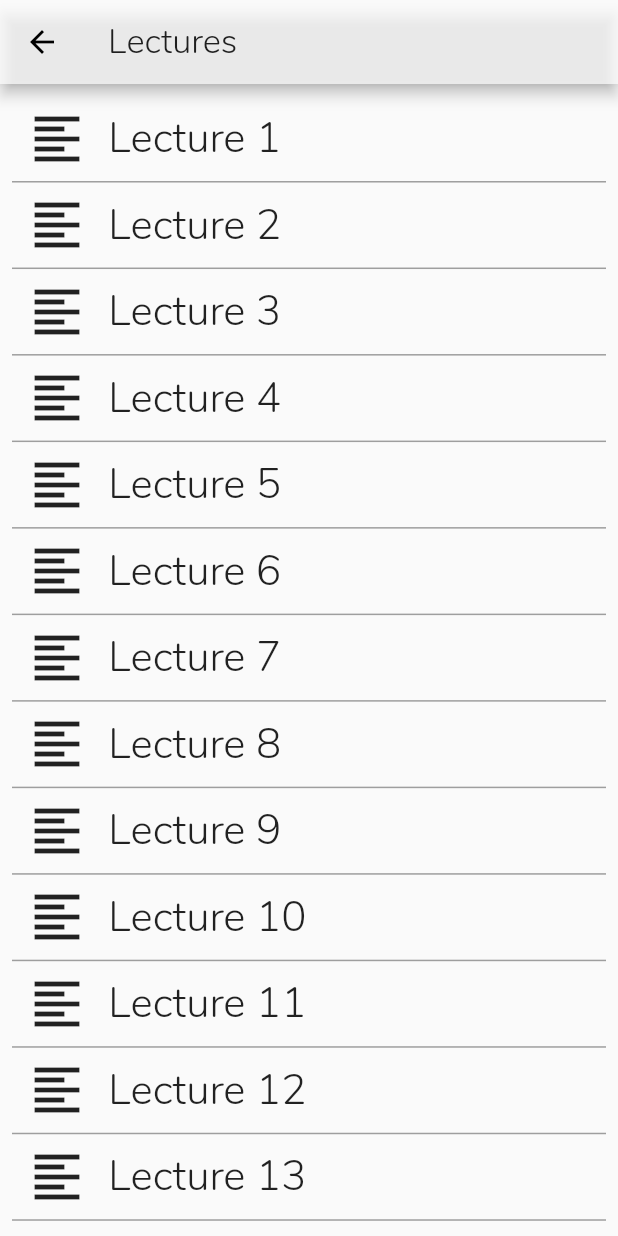
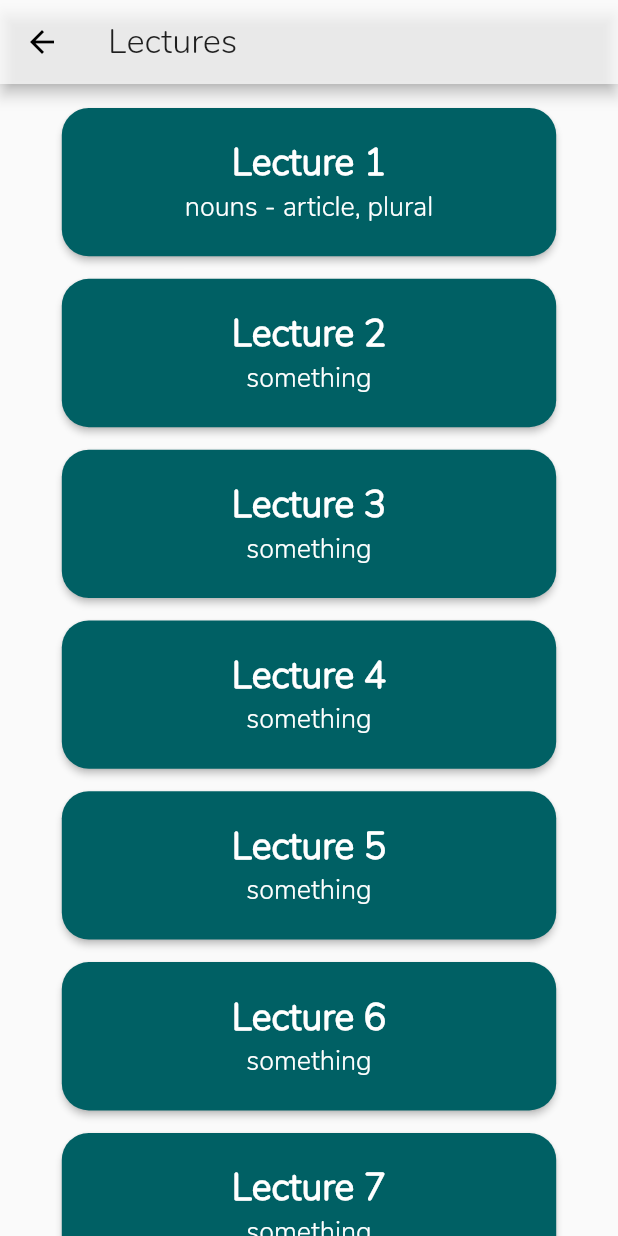
Before and after one commit to yannik-st/German-app, a Flutter app: the LectureMenu screen opened directly, on a phone screen of 412 x 824 dp. Run offline on Flutter 3.47's test engine with Material 2 defaults, Android fonts, the phone set to English and light mode, and no system bars; our stand-ins replace flutter_tts, sqflite; accounts and stored records are empty.

Commit message:
add deck menu

```diff
--- /dev/null
+++ b/german_app/lib/LectureButton.dart
@@ -0,0 +1,58 @@
+import 'dart:ui';
+
+import 'package:flutter/cupertino.dart';
+import 'package:flutter/foundation.dart';
+import 'package:flutter/material.dart';
+
+class LectureButton extends StatelessWidget {
+  final String title;
+  final String text;
+  final GestureTapCallback onPressed;
+
+  LectureButton({@required this.onPressed, @required this.text, this.title});
+
+  @override
+  Widget build(BuildContext context) {
+    return Column(
+      children: [
+        Container(
+          width: 0.8 * MediaQuery.of(context).size.width,
+          height: 0.12 * MediaQuery.of(context).size.height,
+          // decoration: BoxDecoration(
+          //   //borderRadius: BorderRadius.circular(15),
+          //   border: Border(
+          //     bottom: BorderSide(width: 1, color: Colors.grey),
+          //   ),
+          // ),
+          child: RawMaterialButton(
+            fillColor: Colors.cyan[900],
+            splashColor: Colors.white,
+            onPressed: onPressed,
+            shape: RoundedRectangleBorder(
+              borderRadius: BorderRadius.circular(18.0),
+            ),
+            child: Column(
+                crossAxisAlignment: CrossAxisAlignment.center,
+                mainAxisAlignment: MainAxisAlignment.center,
+                children: [
+                  Text(
+                    title,
+                    style: TextStyle(
+                        fontSize: 25,
+                        fontWeight: FontWeight.bold,
+                        color: Colors.white),
+                  ),
+                  Text(
+                    text,
+                    style: TextStyle(color: Colors.white),
+                  )
+                ]),
+          ),
+        ),
+        Padding(
+          padding: EdgeInsets.fromLTRB(0, 15, 0, 0),
+        )
+      ],
+    );
+  }
+}
--- a/german_app/lib/Lectures/LectureMenu.dart
+++ b/german_app/lib/Lectures/LectureMenu.dart
@@ -1,6 +1,7 @@
 import 'package:flutter/cupertino.dart';
 import 'package:flutter/material.dart';
 import 'package:german_app/NormalButton.dart';
+import '../LectureButton.dart';
 import 'LectureManager.dart';
 import 'package:german_app/Lectures/L1/L1.dart' as L1;
 import 'package:german_app/Lectures/L2/L2.dart' as L2;
@@ -36,22 +37,16 @@ class LectureMenu extends StatelessWidget {
         backgroundColor: Colors.white70,
       ),
       body: ListView(
-        padding: const EdgeInsets.all(8),
+        padding: const EdgeInsets.fromLTRB(8, 16, 8, 8),
         children: <Widget>[
-          NormalButton(onPressed: () => _lecture1Pressed(context), text: 'Lecture 1', icon: IconData(59816, fontFamily: 'MaterialIcons')),
-          NormalButton(onPressed: () => _lecture2Pressed(context), text: 'Lecture 2', icon: IconData(59816, fontFamily: 'MaterialIcons')),
-          NormalButton(onPressed: () => _something, text: 'Lecture 3', icon: IconData(59816, fontFamily: 'MaterialIcons')),
-          NormalButton(onPressed: () => _something, text: 'Lecture 4', icon: IconData(59816, fontFamily: 'MaterialIcons')),
-          NormalButton(onPressed: () => _something, text: 'Lecture 5', icon: IconData(59816, fontFamily: 'MaterialIcons')),
-          NormalButton(onPressed: () => _something, text: 'Lecture 6', icon: IconData(59816, fontFamily: 'MaterialIcons')),
-          NormalButton(onPressed: () => _something, text: 'Lecture 7', icon: IconData(59816, fontFamily: 'MaterialIcons')),
-          NormalButton(onPressed: () => _something, text: 'Lecture 8', icon: IconData(59816, fontFamily: 'MaterialIcons')),
-          NormalButton(onPressed: () => _something, text: 'Lecture 9', icon: IconData(59816, fontFamily: 'MaterialIcons')),
-          NormalButton(onPressed: () => _something, text: 'Lecture 10', icon: IconData(59816, fontFamily: 'MaterialIcons')),
-          NormalButton(onPressed: () => _something, text: 'Lecture 11', icon: IconData(59816, fontFamily: 'MaterialIcons')),
-          NormalButton(onPressed: () => _something, text: 'Lecture 12', icon: IconData(59816, fontFamily: 'MaterialIcons')),
-          NormalButton(onPressed: () => _something, text: 'Lecture 13', icon: IconData(59816, fontFamily: 'MaterialIcons')),
-          NormalButton(onPressed: () => _something, text: 'Lecture 14', icon: IconData(59816, fontFamily: 'MaterialIcons')),
+          LectureButton(onPressed: () => _lecture1Pressed(context), title: 'Lecture 1', text: 'nouns - article, plural'),
+          LectureButton(onPressed: () => _lecture2Pressed(context), title: 'Lecture 2', text: 'something'),
+          LectureButton(onPressed: () => _something, title: 'Lecture 3', text: 'something'),
+          LectureButton(onPressed: () => _something, title: 'Lecture 4', text: 'something'),
+          LectureButton(onPressed: () => _something, title: 'Lecture 5', text: 'something'),
+          LectureButton(onPressed: () => _something, title: 'Lecture 6', text: 'something'),
+          LectureButton(onPressed: () => _something, title: 'Lecture 7', text: 'something'),
+          LectureButton(onPressed: () => _something, title: 'Lecture 8', text: 'something'),
         ],
       ),
     );
```
Also changed, not shown: german_app/lib/DeckMenu.dart (added, +54 -0 lines), german_app/lib/MainMenu.dart (+9 -1 lines).
